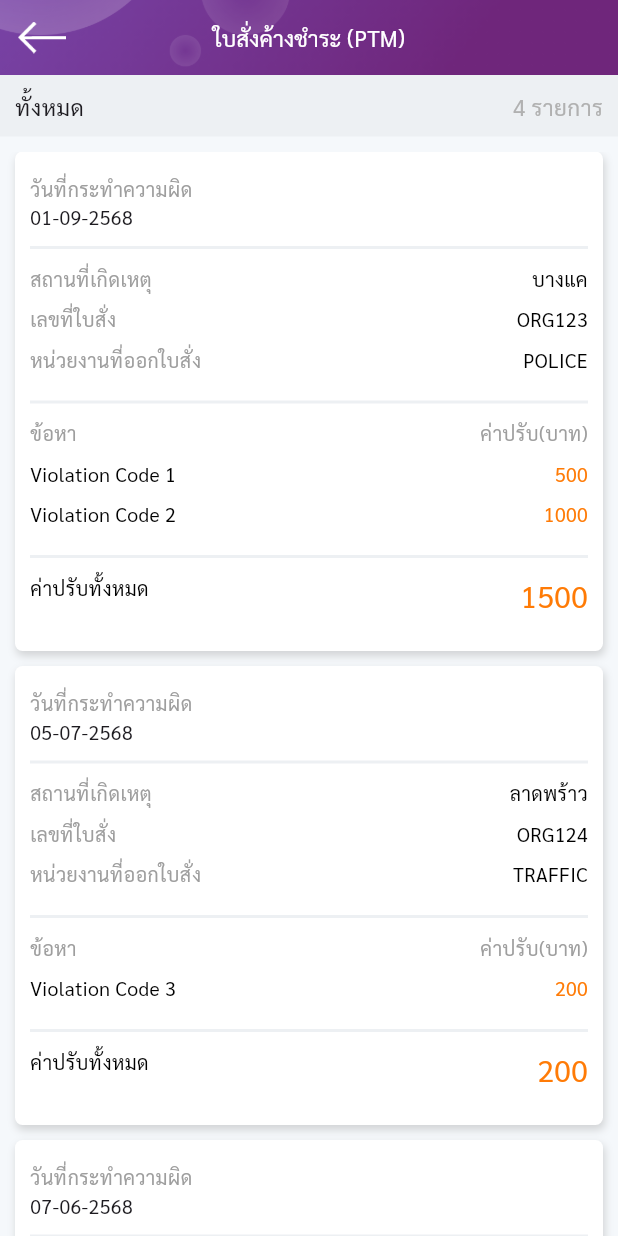
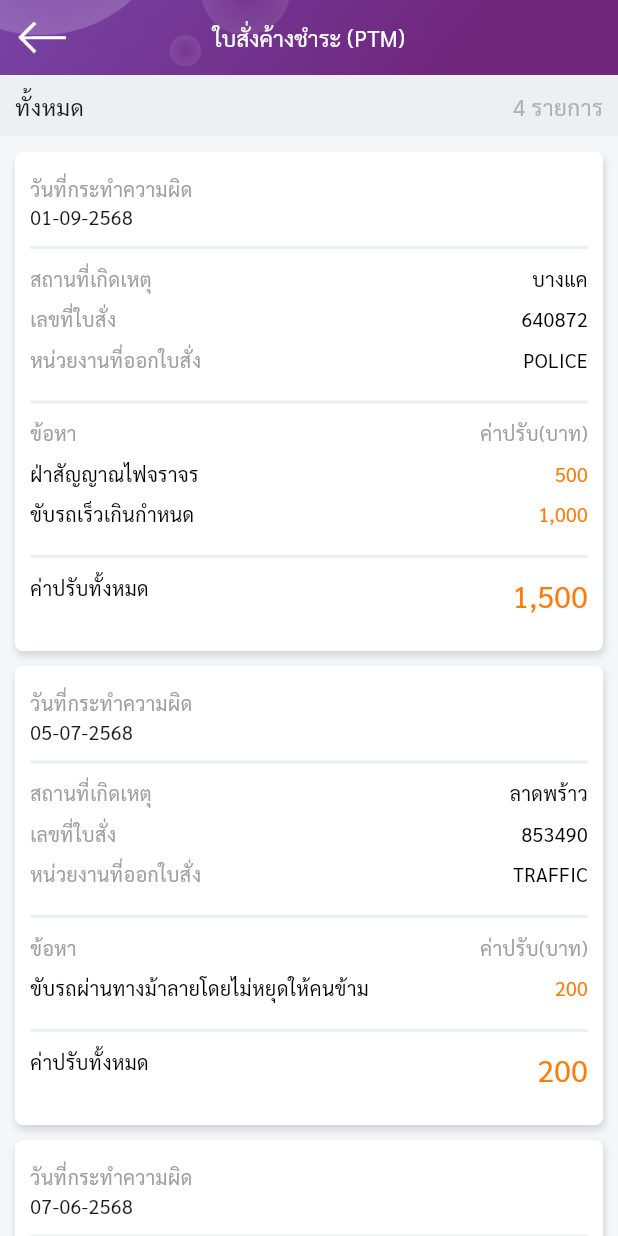
Before and after one commit to webuilddeveloper/khubdee_2025_mobile, a Flutter app: the TrafficTicketTMP screen opened directly, on a phone screen of 412 x 824 dp. Run offline on Flutter 3.47's test engine with Material 3 defaults, Android fonts, the light colour scheme and no system bars; drawn by our look-alikes of pull_to_refresh; our stand-ins replace carousel_slider, dio, firebase_auth, flutter_datetime_picker_plus, flutter_html, flutter_secure_storage and 13 more; missing offline and left inert: flutter_facebook_auth, flutter_line_sdk; accounts and stored records are empty; network calls fail.

Commit message:
อัพเดท ใบสั่ง

```diff
--- a/lib/pages/traffic_ticket.dart
+++ b/lib/pages/traffic_ticket.dart
@@ -519,22 +519,22 @@ class _TrafficTicketPageState extends State<TrafficTicket> {
             {
               'card_ID': '123456',
               'ticket_ID': 'TICKET001',
-              'occur_DT': '25681201',
+              'occur_DT': '25680901',
               'ticket_STATUS': '1',
               'place': 'บางแค',
-              'org_CODE': 'ORG123',
+              'org_CODE': '640872',
               'org_ABBR': 'POLICE',
-              'accuse1_CODE': 'Violation Code 1',
+              'accuse1_CODE': 'ฝ่าสัญญาณไฟจราจร',
               'fine1': "500",
-              'accuse2_CODE': 'Violation Code 2',
-              'fine2': "1000",
+              'accuse2_CODE': 'ขับรถเร็วเกินกำหนด',
+              'fine2': "1,000",
               'accuse3_CODE': null,
               'fine3': null,
               'accuse4_CODE': null,
               'fine4': null,
               'accuse5_CODE': null,
               'fine5': null,
-              'fine_AMT': "1500",
+              'fine_AMT': "1,500",
             },
             {
               'card_ID': '654321',
@@ -542,9 +542,9 @@ class _TrafficTicketPageState extends State<TrafficTicket> {
               'occur_DT': '25680705',
               'ticket_STATUS': '2',
               'place': 'ลาดพร้าว',
-              'org_CODE': 'ORG124',
+              'org_CODE': '853490',
               'org_ABBR': 'TRAFFIC',
-              'accuse1_CODE': 'Violation Code 3',
+              'accuse1_CODE': 'ขับรถผ่านทางม้าลายโดยไม่หยุดให้คนข้าม',
               'fine1': "200",
               'accuse2_CODE': null,
               'fine2': null,
@@ -562,19 +562,19 @@ class _TrafficTicketPageState extends State<TrafficTicket> {
               'occur_DT': '25680607',
               'ticket_STATUS': '3',
               'place': 'พระราม 9',
-              'org_CODE': 'ORG125',
+              'org_CODE': '967321',
               'org_ABBR': 'POLICE',
-              'accuse1_CODE': 'Violation Code 4',
+              'accuse1_CODE': 'ขับรถย้อนศร',
               'fine1': "700",
-              'accuse2_CODE': 'Violation Code 5',
-              'fine2': "1300",
+              'accuse2_CODE': 'กลับรถที่ทางร่วมทางแยก',
+              'fine2': "1,300",
               'accuse3_CODE': null,
               'fine3': null,
               'accuse4_CODE': null,
               'fine4': null,
               'accuse5_CODE': null,
               'fine5': null,
-              'fine_AMT': "2000",
+              'fine_AMT': "2,000",
             },
             {
               'card_ID': '987654',
@@ -582,10 +582,10 @@ class _TrafficTicketPageState extends State<TrafficTicket> {
               'occur_DT': '25680310',
               'ticket_STATUS': '3',
               'place': 'เยาวราช',
-              'org_CODE': 'ORG126',
+              'org_CODE': '488210',
               'org_ABBR': 'TRAFFIC',
-              'accuse1_CODE': 'Violation Code 6',
-              'fine1': "1000",
+              'accuse1_CODE': 'แข่งรถบนถนนทางสาธารณะ',
+              'fine1': "1,000",
               'accuse2_CODE': null,
               'fine2': null,
               'accuse3_CODE': null,
@@ -594,7 +594,7 @@ class _TrafficTicketPageState extends State<TrafficTicket> {
               'fine4': null,
               'accuse5_CODE': null,
               'fine5': null,
-              'fine_AMT': "1000",
+              'fine_AMT': "1,000",
             },
           ]
           .where(
--- a/lib/pages/traffic_ticket_tmp.dart
+++ b/lib/pages/traffic_ticket_tmp.dart
@@ -362,19 +362,19 @@ class _TrafficTicketTMPPageState extends State<TrafficTicketTMP> {
               'occur_DT': '25680901',
               'ticket_STATUS': '1',
               'place': 'บางแค',
-              'org_CODE': 'ORG123',
+              'org_CODE': '640872',
               'org_ABBR': 'POLICE',
-              'accuse1_CODE': 'Violation Code 1',
+              'accuse1_CODE': 'ฝ่าสัญญาณไฟจราจร',
               'fine1': "500",
-              'accuse2_CODE': 'Violation Code 2',
-              'fine2': "1000",
+              'accuse2_CODE': 'ขับรถเร็วเกินกำหนด',
+              'fine2': "1,000",
               'accuse3_CODE': null,
               'fine3': null,
               'accuse4_CODE': null,
               'fine4': null,
               'accuse5_CODE': null,
               'fine5': null,
-              'fine_AMT': "1500",
+              'fine_AMT': "1,500",
             },
             {
               'card_ID': '654321',
@@ -382,9 +382,9 @@ class _TrafficTicketTMPPageState extends State<TrafficTicketTMP> {
               'occur_DT': '25680705',
               'ticket_STATUS': '2',
               'place': 'ลาดพร้าว',
-              'org_CODE': 'ORG124',
+              'org_CODE': '853490',
               'org_ABBR': 'TRAFFIC',
-              'accuse1_CODE': 'Violation Code 3',
+              'accuse1_CODE': 'ขับรถผ่านทางม้าลายโดยไม่หยุดให้คนข้าม',
               'fine1': "200",
               'accuse2_CODE': null,
               'fine2': null,
@@ -402,19 +402,19 @@ class _TrafficTicketTMPPageState extends State<TrafficTicketTMP> {
               'occur_DT': '25680607',
               'ticket_STATUS': '3',
               'place': 'พระราม 9',
-              'org_CODE': 'ORG125',
+              'org_CODE': '967321',
               'org_ABBR': 'POLICE',
-              'accuse1_CODE': 'Violation Code 4',
+              'accuse1_CODE': 'ขับรถย้อนศร',
               'fine1': "700",
-              'accuse2_CODE': 'Violation Code 5',
-              'fine2': "1300",
+              'accuse2_CODE': 'กลับรถที่ทางร่วมทางแยก',
+              'fine2': "1,300",
               'accuse3_CODE': null,
               'fine3': null,
               'accuse4_CODE': null,
               'fine4': null,
               'accuse5_CODE': null,
               'fine5': null,
-              'fine_AMT': "2000",
+              'fine_AMT': "2,000",
             },
             {
               'card_ID': '987654',
@@ -422,10 +422,10 @@ class _TrafficTicketTMPPageState extends State<TrafficTicketTMP> {
               'occur_DT': '25680310',
               'ticket_STATUS': '3',
               'place': 'เยาวราช',
-              'org_CODE': 'ORG126',
+              'org_CODE': '488210',
               'org_ABBR': 'TRAFFIC',
-              'accuse1_CODE': 'Violation Code 6',
-              'fine1': "1000",
+              'accuse1_CODE': 'แข่งรถบนถนนทางสาธารณะ',
+              'fine1': "1,000",
               'accuse2_CODE': null,
               'fine2': null,
               'accuse3_CODE': null,
@@ -434,7 +434,7 @@ class _TrafficTicketTMPPageState extends State<TrafficTicketTMP> {
               'fine4': null,
               'accuse5_CODE': null,
               'fine5': null,
-              'fine_AMT': "1000",
+              'fine_AMT': "1,000",
             },
           ]
           .where(
```
Also changed, not shown: lib/pages/behavior_points.dart (+11 -27 lines), lib/pages/profile/user_information.dart (+41 -41 lines), lib/shared/api_provider.dart (+72 -61 lines).
